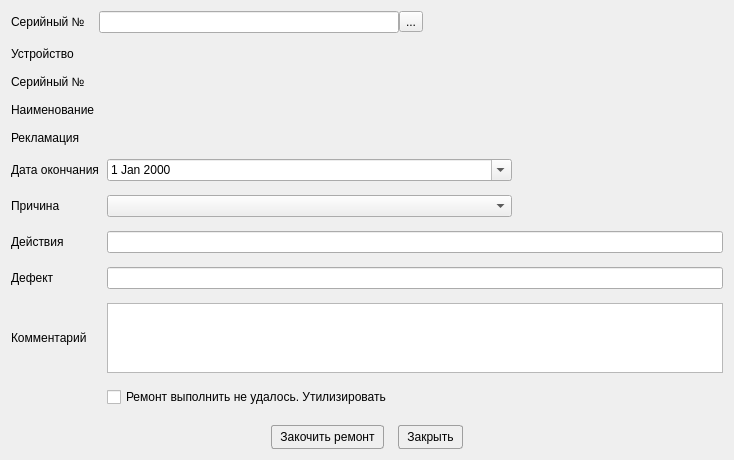
First picture: the form in Remont/endremontwindow.ui, repository AlexeyScherbakov2021/Remont2, before the edit.
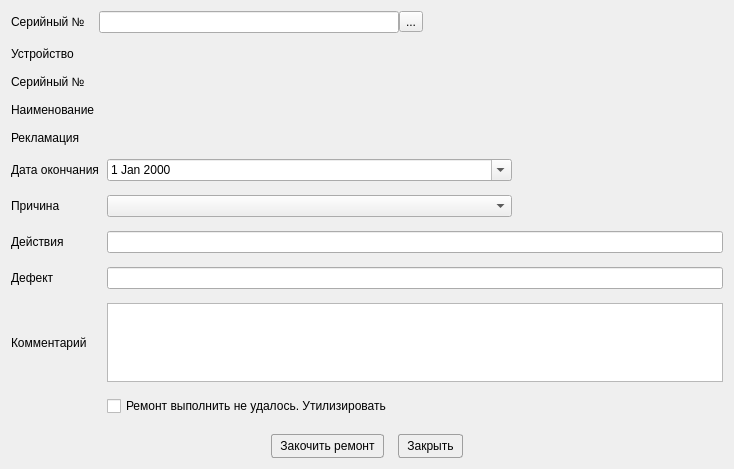
Second picture: the form after the edit. Icons and pictures are not drawn.

Diff of the .ui file:
```diff
--- a/Remont/endremontwindow.ui
+++ b/Remont/endremontwindow.ui
@@ -7,7 +7,7 @@
     <x>0</x>
     <y>0</y>
     <width>734</width>
-    <height>460</height>
+    <height>469</height>
    </rect>
   </property>
   <property name="windowTitle">
@@ -265,6 +265,16 @@
        <property name="text">
         <string>Закочить ремонт</string>
        </property>
+       <property name="icon">
+        <iconset resource="resource.qrc">
+         <normaloff>:/image/Notification.png</normaloff>:/image/Notification.png</iconset>
+       </property>
+       <property name="iconSize">
+        <size>
+         <width>32</width>
+         <height>32</height>
+        </size>
+       </property>
       </widget>
      </item>
      <item>
@@ -272,6 +282,16 @@
        <property name="text">
         <string>Закрыть</string>
        </property>
+       <property name="icon">
+        <iconset resource="resource.qrc">
+         <normaloff>:/image/Exit.png</normaloff>:/image/Exit.png</iconset>
+       </property>
+       <property name="iconSize">
+        <size>
+         <width>32</width>
+         <height>32</height>
+        </size>
+       </property>
        <property name="default">
         <bool>true</bool>
        </property>
```
Left out of the diff: 8 changed lines with no effect on the pictures.
